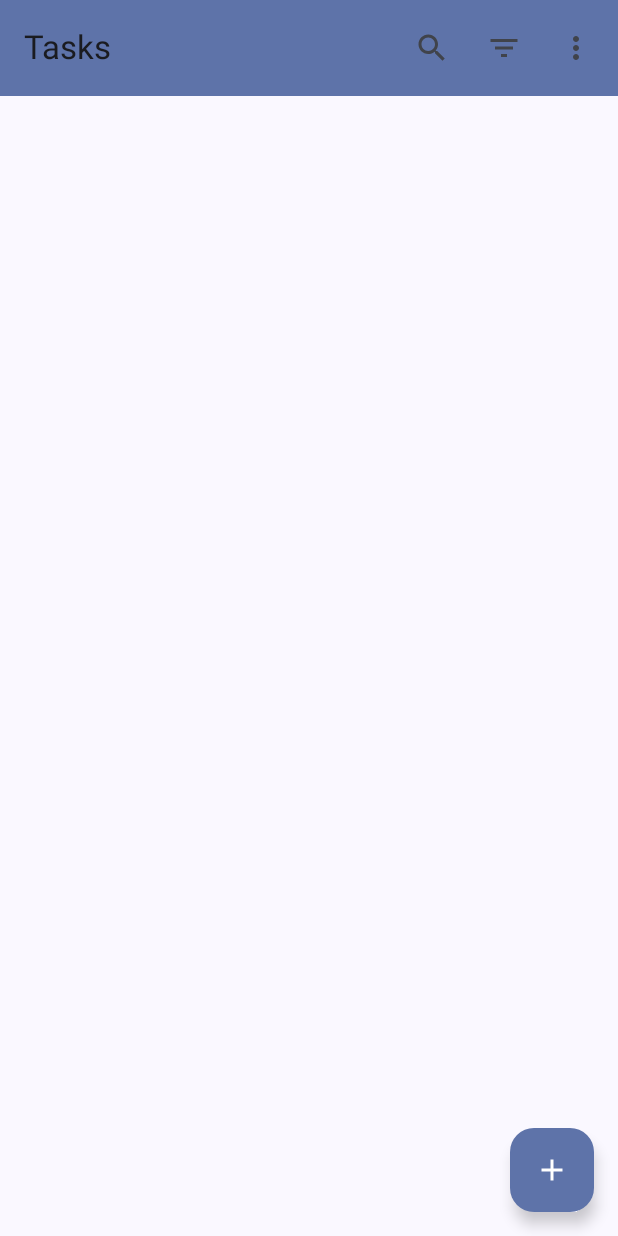
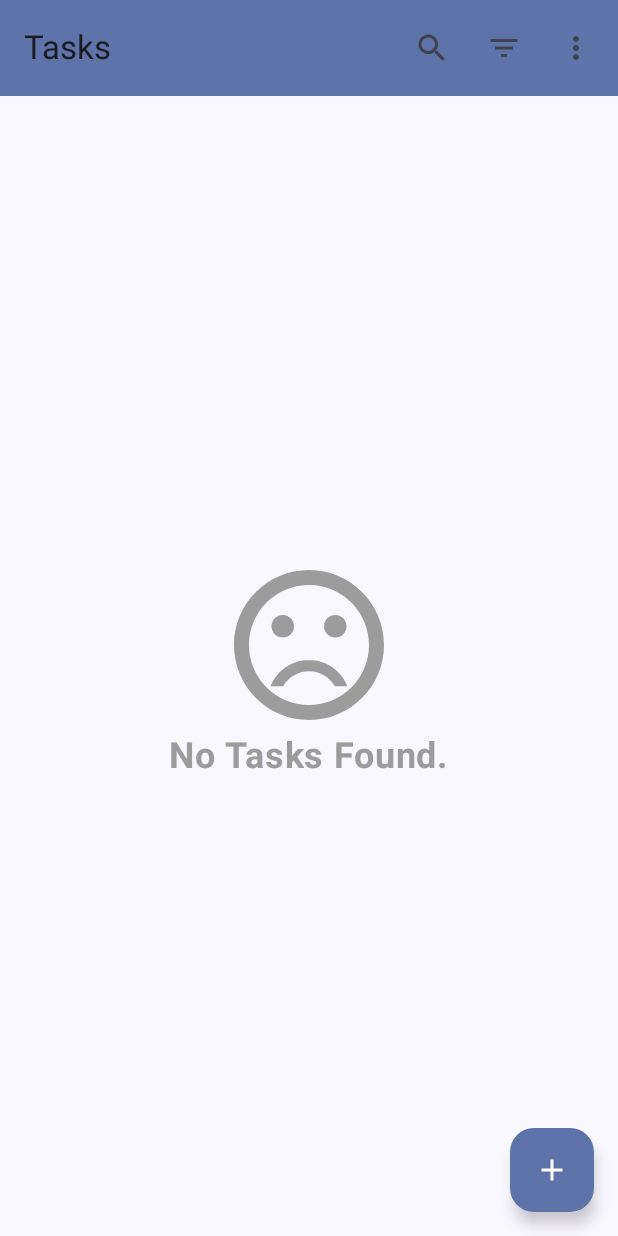
Before and after one commit to TanveerIM/ToDo_Compose, an Android app built with Jetpack Compose: the composable ListScreen shown on its own in the app's theme, on a phone screen of 412 x 824 dp. Run offline under Robolectric (Android 15) with nearby library versions, the phone set to English and light mode, and no system bars; our stand-ins replace Dagger/Hilt's generated code.

Commit message:
Display All Tasks - Show Empty Content

```diff
--- /dev/null
+++ b/app/src/main/java/com/example/todo_jetpack/ui/screens/list/EmptyContent.kt
@@ -0,0 +1,48 @@
+package com.example.todo_jetpack.ui.screens.list
+
+import androidx.compose.foundation.background
+import androidx.compose.foundation.layout.Arrangement
+import androidx.compose.foundation.layout.Column
+import androidx.compose.foundation.layout.fillMaxSize
+import androidx.compose.foundation.layout.size
+import androidx.compose.material3.Icon
+import androidx.compose.material3.MaterialTheme
+import androidx.compose.material3.Text
+import androidx.compose.runtime.Composable
+import androidx.compose.ui.Alignment
+import androidx.compose.ui.Modifier
+import androidx.compose.ui.res.painterResource
+import androidx.compose.ui.res.stringResource
+import androidx.compose.ui.text.font.FontWeight
+import androidx.compose.ui.tooling.preview.Preview
+import androidx.compose.ui.unit.dp
+import com.example.todo_jetpack.R
+import com.example.todo_jetpack.ui.theme.MediumGray
+
+@Composable
+fun EmptyContent() {
+    Column(
+        modifier = Modifier
+            .fillMaxSize()
+            .background(MaterialTheme.colorScheme.background),
+        verticalArrangement = Arrangement.Center,
+        horizontalAlignment = Alignment.CenterHorizontally
+    ) {
+        Icon(
+            modifier = Modifier.size(120.dp),
+            painter = painterResource(id = R.drawable.ic_sad_face),
+            contentDescription = stringResource(R.string.sad_face_icon),
+            tint = MediumGray
+        )
+        Text(text = stringResource(R.string.no_tasks_found),
+            color = MediumGray,
+            fontWeight = FontWeight.Bold,
+            fontSize = MaterialTheme.typography.headlineSmall.fontSize)
+    }
+}
+
+@Composable
+@Preview
+fun EmptyContentPreview() {
+    EmptyContent()
+}
--- /dev/null
+++ b/app/src/main/res/drawable/ic_sad_face.xml
@@ -0,0 +1,7 @@
+<vector android:height="24dp" android:tint="#000000"
+    android:viewportHeight="24" android:viewportWidth="24"
+    android:width="24dp" xmlns:android="http://schemas.android.com/apk/res/android">
+    <path android:fillColor="@android:color/white" android:pathData="M15.5,9.5m-1.5,0a1.5,1.5 0,1 1,3 0a1.5,1.5 0,1 1,-3 0"/>
+    <path android:fillColor="@android:color/white" android:pathData="M8.5,9.5m-1.5,0a1.5,1.5 0,1 1,3 0a1.5,1.5 0,1 1,-3 0"/>
+    <path android:fillColor="@android:color/white" android:pathData="M11.99,2C6.47,2 2,6.48 2,12s4.47,10 9.99,10C17.52,22 22,17.52 22,12S17.52,2 11.99,2zM12,20c-4.42,0 -8,-3.58 -8,-8s3.58,-8 8,-8 8,3.58 8,8 -3.58,8 -8,8zM12,14c-2.33,0 -4.32,1.45 -5.12,3.5h1.67c0.69,-1.19 1.97,-2 3.45,-2s2.75,0.81 3.45,2h1.67c-0.8,-2.05 -2.79,-3.5 -5.12,-3.5z"/>
+</vector>
--- a/app/src/main/res/values/strings.xml
+++ b/app/src/main/res/values/strings.xml
@@ -7,4 +7,6 @@
     <string name="tasks">Tasks</string>
     <string name="search_icon">Search Icon</string>
     <string name="close_icon">Close Icon</string>
+    <string name="sad_face_icon">Sad Face Icon</string>
+    <string name="no_tasks_found">No Tasks Found.</string>
 </resources>
```
Also changed, not shown: app/src/main/java/com/example/todo_jetpack/ui/screens/list/ListContent.kt (+17 -4 lines).
